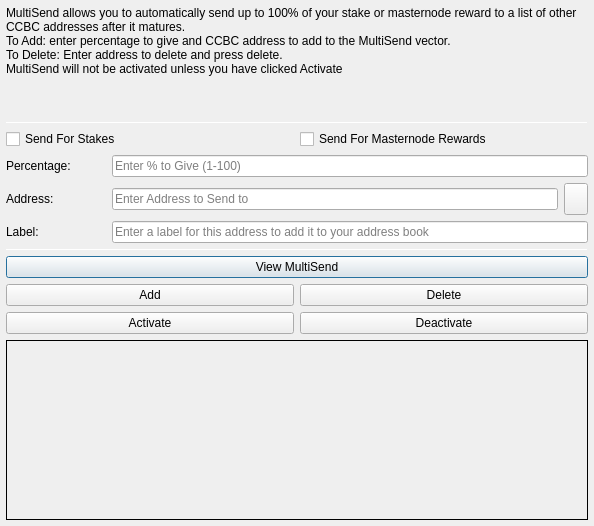
Old version of the form src/qt/forms/multisenddialog.ui in the repository CryptoCashBack-Hub/smrtc.
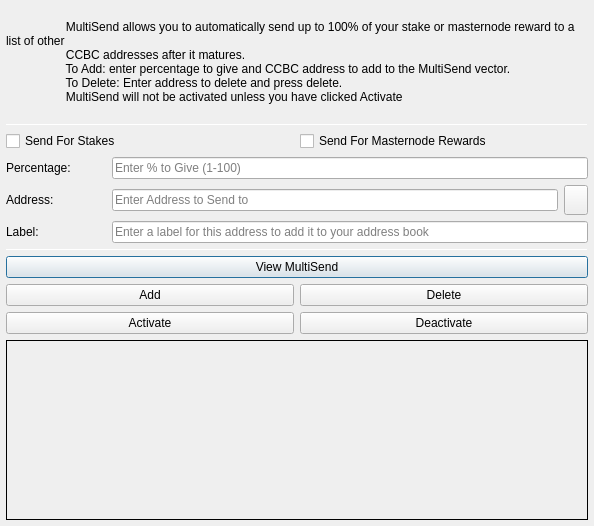
New version of the form. Icons and pictures are not drawn.

```diff
--- a/src/qt/forms/multisenddialog.ui
+++ b/src/qt/forms/multisenddialog.ui
@@ -37,10 +37,13 @@
         <number>1</number>
        </property>
        <property name="text">
-        <string>MultiSend allows you to automatically send up to 100% of your stake or masternode reward to a list of other CCBC addresses after it matures.
-To Add: enter percentage to give and CCBC address to add to the MultiSend vector.
-To Delete: Enter address to delete and press delete.
-MultiSend will not be activated unless you have clicked Activate</string>
+                <string>
+                  MultiSend allows you to automatically send up to 100% of your stake or masternode reward to a list of other
+                  CCBC addresses after it matures.
+                  To Add: enter percentage to give and CCBC address to add to the MultiSend vector.
+                  To Delete: Enter address to delete and press delete.
+                  MultiSend will not be activated unless you have clicked Activate
+                </string>
        </property>
        <property name="alignment">
         <set>Qt::AlignLeading|Qt::AlignLeft|Qt::AlignTop</set>
```
Left out of the diff: 3 changed lines with no effect on the pictures. Lines whose indentation alone changed are shown as unchanged.
